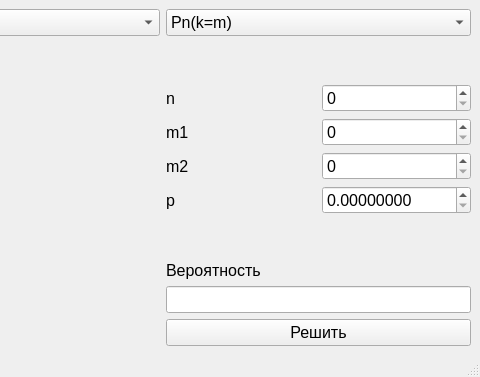
Above: ui.ui from DedZinoviy/terver_lab3_bernoulli_poisson before the change; both pictures show x 239 to 719 and y 0 to 377 of the 719 by 377 pixel window. Below: the same form after it.
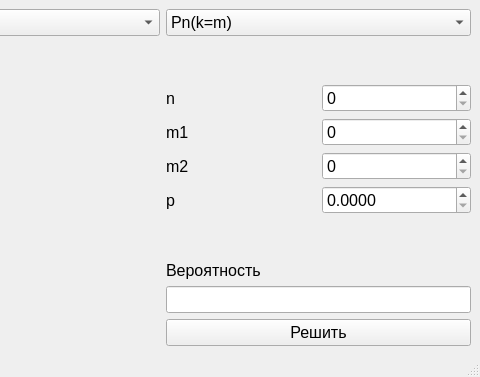
That is the form after the change.

Commit message: remove miximum of values

What changed in the file:
```diff
--- a/ui.ui
+++ b/ui.ui
@@ -235,7 +235,7 @@
            </font>
           </property>
           <property name="decimals">
-           <number>8</number>
+           <number>4</number>
           </property>
           <property name="maximum">
            <double>1.000000000000000</double>
```
Left out of the diff: 3 changed lines with no effect on the pictures. The commit also changes 2 other files.
